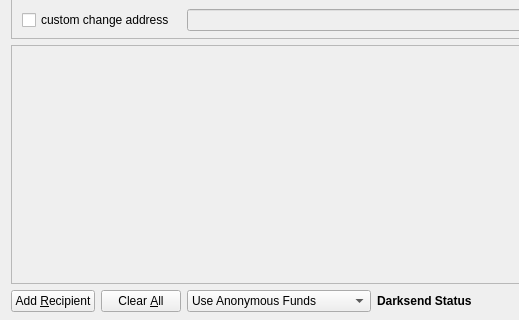
First picture: the form in src/qt/forms/sendcoinsdialog.ui, repository NarubyRiverlione/Spice, before the edit; both pictures show x 0 to 519 and y 137 to 457 of the 1024 by 457 pixel window.
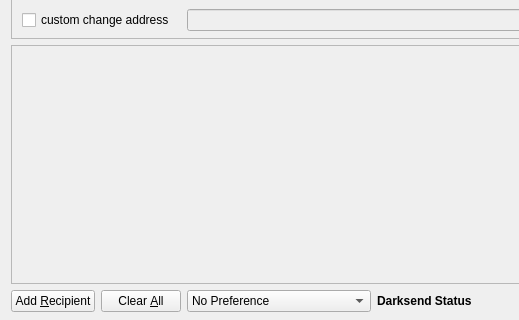
Second picture: the form after the edit. Icons and pictures are not drawn.

Commit message: send tab default to non-anon

Patch:
```diff
--- a/src/qt/forms/sendcoinsdialog.ui
+++ b/src/qt/forms/sendcoinsdialog.ui
@@ -710,6 +710,9 @@
          <height>0</height>
         </size>
        </property>
+       <property name="currentIndex">
+        <number>2</number>
+       </property>
        <item>
         <property name="text">
          <string>Use Anonymous Funds</string>
```
